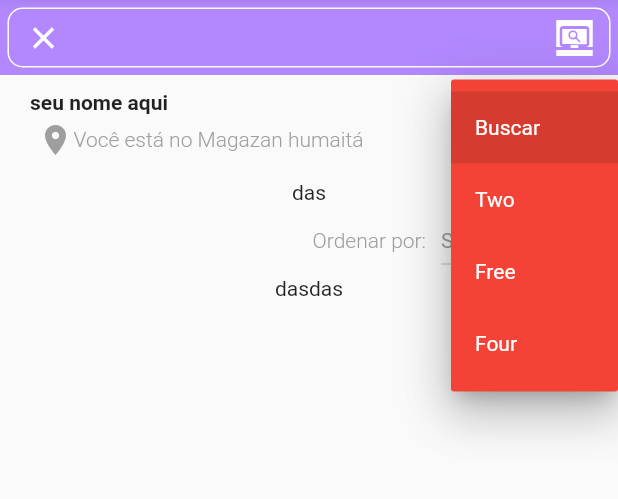
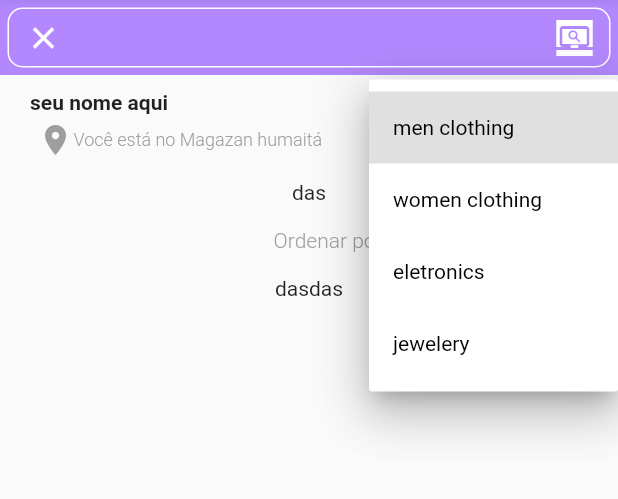
Before and after one commit to pkporto/app_lider, a Flutter app: the screen it shows after launch, after a tap on "Buscar", on a phone screen of 412 x 824 dp, the part 90-589 px from its top. Run offline on Flutter 3.47's test engine with Material 2 defaults, Android fonts, the phone set to English and light mode, and no system bars; our stand-ins replace flutter_mobx, mobx; generated files the repository leaves out were written again; network calls fail.

Commit message:
ajeitar o buscar categorias

```diff
--- a/lib/repositories/ExternalRepository.dart
+++ b/lib/repositories/ExternalRepository.dart
@@ -47,7 +47,6 @@ class ExternalRepository {
 
       // data.forEach((item) => products.add(Products.fromJson(item)));
 
-      print(products);
       return products;
     }
     return null;
--- a/lib/views/CategoriesW.dart
+++ b/lib/views/CategoriesW.dart
@@ -1,4 +1,6 @@
 import 'package:flutter/material.dart';
+import 'package:provider/provider.dart';
+import 'package:app_lider/store/main.store.dart';
 
 class Categories extends StatefulWidget {
   @override
@@ -6,33 +8,79 @@ class Categories extends StatefulWidget {
 }
 
 class _CategoriesState extends State<Categories> {
-  String dropdownValue = 'Buscar';
+  String dropdownValue;
+
   @override
   Widget build(BuildContext context) {
-    return DropdownButton<String>(
+    final mainStore = Provider.of<MainStore>(context);
+    var size = MediaQuery.of(context).size;
+
+    final double itemWidth = size.width / 2 - 80;
+    return Container(
+      width: itemWidth,
+      height: 50.0,
+      decoration: BoxDecoration(
+        color: Colors.red,
+        borderRadius: BorderRadius.circular(10),
+      ),
+      child: DropdownButton<String>(
+        hint: Container(
+          //and here
+          child: Text(
+            "Buscar",
+            style: TextStyle(color: Colors.white),
+            textAlign: TextAlign.start,
+          ),
+        ),
         value: dropdownValue,
-      dropdownColor: Colors.red,
-      icon: Icon(Icons.menu_outlined),
+        dropdownColor: Colors.white,
+        icon: Icon(Icons.arrow_downward_outlined),
         iconSize: 28,
         elevation: 16,
-      style: TextStyle(color: Colors.red),
+        style: TextStyle(color: Colors.white),
         onChanged: (String newValue) {
           setState(() {
             dropdownValue = newValue;
           });
+          switch (dropdownValue) {
+            case 'men clothing':
+              mainStore.listAllProducts();
+              mainStore.listCategorie(newValue);
+              break;
+            case 'women clothing':
+              mainStore.listAllProducts();
+              mainStore.listCategorie(newValue);
+              break;
+            case 'electronics':
+              mainStore.listAllProducts();
+              mainStore.listCategorie(newValue);
+              break;
+            case 'jewelery':
+              mainStore.listAllProducts();
+              mainStore.listCategorie(newValue);
+              break;
+            default:
+              mainStore.listAllProducts();
+          }
         },
-      items: <String>['Buscar', 'Two', 'Free', 'Four']
-          .map<DropdownMenuItem<String>>((String value) {
+        onTap: () {},
+        items: <String>[
+          'men clothing',
+          'women clothing',
+          'eletronics',
+          'jewelery'
+        ].map<DropdownMenuItem<String>>((String value) {
           return DropdownMenuItem<String>(
             value: value,
             child: Text(
               value,
               style: TextStyle(
-              color: Colors.white,
+                color: Colors.black,
               ),
             ),
           );
         }).toList(),
+      ),
     );
   }
 }
--- a/lib/views/LocalizationW.dart
+++ b/lib/views/LocalizationW.dart
@@ -8,7 +8,11 @@ class Localization extends StatefulWidget {
 class _LocalizationState extends State<Localization> {
   @override
   Widget build(BuildContext context) {
+    var size = MediaQuery.of(context).size;
+
+    final double itemWidth = size.width / 2 + 40;
     return Container(
+      width: itemWidth,
       padding: EdgeInsets.only(left: 20.0, top: 10.0, bottom: 10.0),
       child: Column(
         crossAxisAlignment: CrossAxisAlignment.start,
@@ -25,9 +29,9 @@ class _LocalizationState extends State<Localization> {
                 Text(
                   "Você está no Magazan humaitá",
                   style: TextStyle(
-                    color: Colors.grey,
-                    fontWeight: FontWeight.w300,
-                  ),
+                      color: Colors.grey,
+                      fontWeight: FontWeight.w300,
+                      fontSize: 12.0),
                 ),
               ],
             ),
--- a/lib/views/MainView.dart
+++ b/lib/views/MainView.dart
@@ -75,12 +75,8 @@ class _MainViewState extends State<MainView> {
           Row(
             children: [
               Localization(),
-              // Align(
-              //   alignment: Alignment.centerRight,
-              //   child: Categories(),
-              // )
               Spacer(),
-              Categories()
+              Categories(),
             ],
           ),
           HorizontalList(),
```
Also changed, not shown: lib/store/main.store.dart (+22 -1 lines), lib/views/GridW.dart (+14 -88 lines), lib/views/OrderByW.dart (+6 -5 lines), lib/store/main.store.g.dart. Lines whose indentation alone changed are shown as unchanged.
